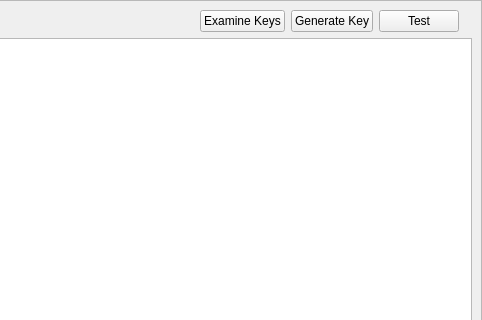
Old version of the form apps/TestForm/testform.ui in the repository assignonward/aosuite; both pictures show x 425 to 907 and y 0 to 320 of the 907 by 846 pixel window.
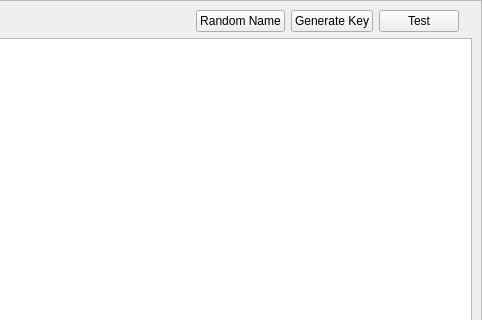
New version of the form. Icons and pictures are not drawn.

Commit message: random name generator

Diff of the .ui file:
```diff
--- a/apps/TestForm/testform.ui
+++ b/apps/TestForm/testform.ui
@@ -54,7 +54,7 @@
       <item>
        <widget class="QPushButton" name="examineKeys">
         <property name="text">
-         <string>Examine Keys</string>
+         <string>Random Name</string>
         </property>
        </widget>
       </item>
```
Left out of the diff: 2 changed lines with no effect on the pictures. The commit also changes 11 other files.
